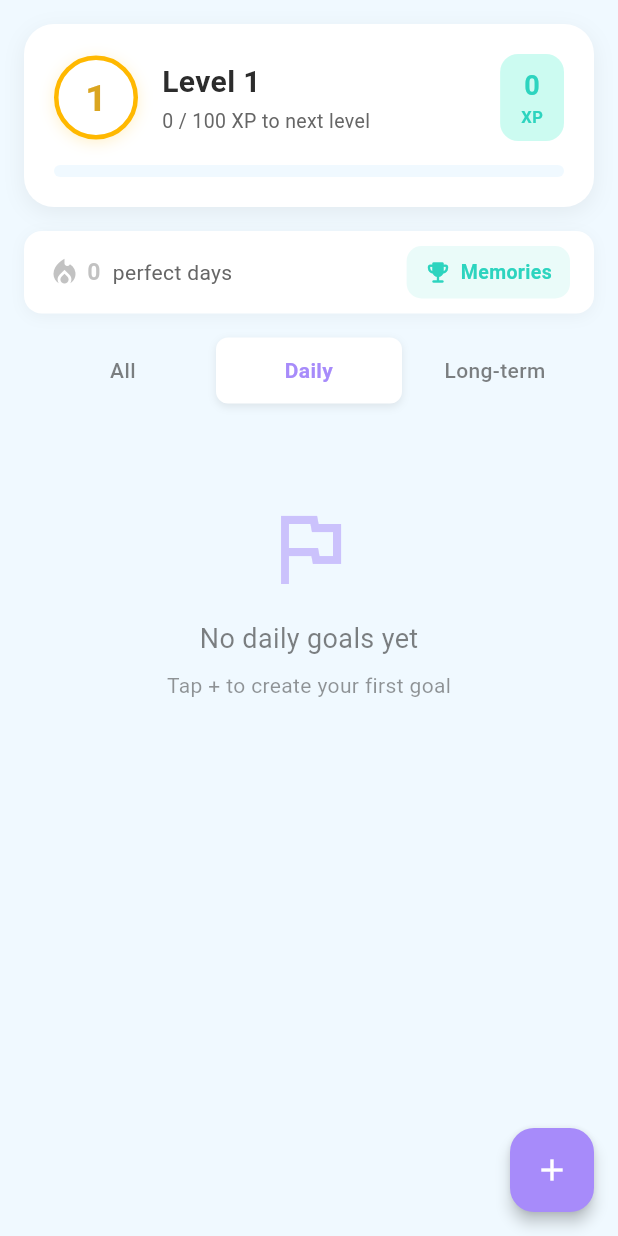
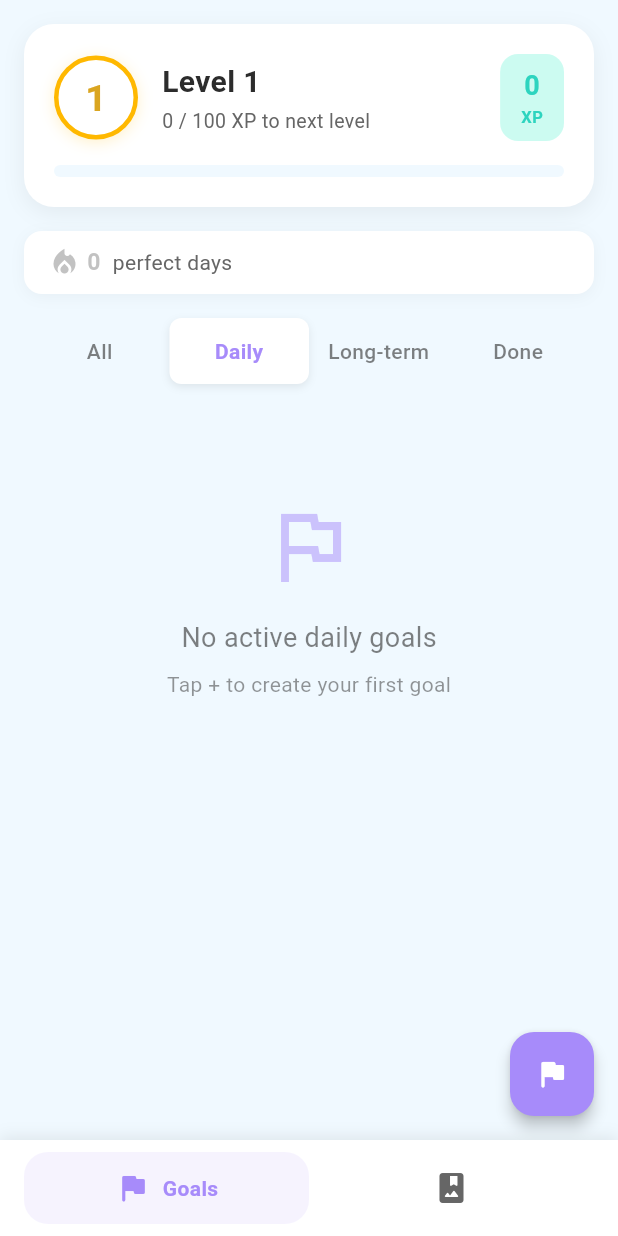
Before and after one commit to ptan24b58/catalist, a Flutter app: the screen it shows after launch, after a tap on "Daily", on a phone screen of 412 x 824 dp. Run offline on Flutter 3.47's test engine with Material 3 defaults, Android fonts, the phone set to English and light mode, and no system bars; our stand-ins replace image_picker, lottie, shared_preferences.

Commit message:
minor rework

```diff
--- a/lib/main.dart
+++ b/lib/main.dart
@@ -1,5 +1,5 @@
 import 'package:flutter/material.dart';
-import 'screens/goals_list_screen.dart';
+import 'screens/home_screen.dart';
 import 'services/widget_action_handler.dart';
 import 'utils/app_colors.dart';
 import 'utils/logger.dart';
@@ -34,7 +34,7 @@ class GoalTrackerApp extends StatelessWidget {
     return MaterialApp(
       title: 'Catalist',
       theme: _buildTheme(),
-      home: const GoalsListScreen(),
+      home: const HomeScreen(),
       debugShowCheckedModeBanner: false,
       onGenerateRoute: _handleDeepLink,
     );
--- a/lib/screens/goals_list_screen.dart
+++ b/lib/screens/goals_list_screen.dart
@@ -13,9 +13,8 @@ import '../widgets/gamification/xp_burst.dart';
 import '../widgets/celebration_overlay.dart';
 import 'add_goal_screen.dart';
 import 'goal_detail_screen.dart';
-import 'memories_screen.dart';
 
-enum GoalFilter { all, daily, longTerm }
+enum GoalFilter { all, daily, longTerm, completed }
 
 class GoalsListScreen extends StatefulWidget {
   const GoalsListScreen({super.key});
@@ -52,9 +51,10 @@ class _GoalsListScreenState extends State<GoalsListScreen> {
     }
     _lastFilter = _filter;
     _cachedFilteredGoals = switch (_filter) {
-      GoalFilter.all => _goals,
-      GoalFilter.daily => _goals.where((g) => g.goalType == GoalType.daily).toList(),
-      GoalFilter.longTerm => _goals.where((g) => g.goalType == GoalType.longTerm).toList(),
+      GoalFilter.all => _goals.where((g) => !g.isCompleted).toList(),
+      GoalFilter.daily => _goals.where((g) => g.goalType == GoalType.daily && !g.isCompleted).toList(),
+      GoalFilter.longTerm => _goals.where((g) => g.goalType == GoalType.longTerm && !g.isCompleted).toList(),
+      GoalFilter.completed => _goals.where((g) => g.isCompleted).toList(),
     };
     return _cachedFilteredGoals!;
   }
@@ -183,45 +183,6 @@ class _GoalsListScreenState extends State<GoalsListScreen> {
                               color: AppColors.textSecondary,
                             ),
                           ),
-                          const Spacer(),
-                          // Accomplishments gallery button
-                          Material(
-                            color: AppColors.xpGreen.withValues(alpha: 0.1),
-                            borderRadius: BorderRadius.circular(10),
-                            child: InkWell(
-                              onTap: () {
-                                Navigator.push(
-                                  context,
-                                  MaterialPageRoute(
-                                    builder: (context) => const MemoriesScreen(),
-                                  ),
-                                );
-                              },
-                              borderRadius: BorderRadius.circular(10),
-                              child: Padding(
-                                padding: const EdgeInsets.symmetric(horizontal: 12, vertical: 8),
-                                child: Row(
-                                  mainAxisSize: MainAxisSize.min,
-                                  children: [
-                                    Icon(
-                                      Icons.emoji_events_rounded,
-                                      size: 18,
-                                      color: AppColors.xpGreen,
-                                    ),
-                                    const SizedBox(width: 6),
-                                    Text(
-                                      'Memories',
-                                      style: TextStyle(
-                                        fontSize: 13,
-                                        fontWeight: FontWeight.w600,
-                                        color: AppColors.xpGreen,
-                                      ),
-                                    ),
-                                  ],
-                                ),
-                              ),
-                            ),
-                          ),
                         ],
                       ),
                     ),
@@ -252,7 +213,9 @@ class _GoalsListScreenState extends State<GoalsListScreen> {
             );
             await _loadGoals();
           },
-          child: const Icon(Icons.add),
+          backgroundColor: Theme.of(context).colorScheme.primary,
+          foregroundColor: Colors.white,
+          child: const Icon(Icons.flag_rounded),
         ),
       ),
     );
@@ -260,7 +223,7 @@ class _GoalsListScreenState extends State<GoalsListScreen> {
 
   Widget _buildFilterButtons() {
     return Container(
-      margin: const EdgeInsets.symmetric(horizontal: 16),
+      margin: const EdgeInsets.only(left: 16, right: 16, bottom: 12),
       padding: const EdgeInsets.all(4),
       decoration: BoxDecoration(
         color: Theme.of(context).colorScheme.surfaceContainerHighest,
@@ -276,6 +239,9 @@ class _GoalsListScreenState extends State<GoalsListScreen> {
           ),
           Expanded(
             child: _buildFilterButton('Long-term', GoalFilter.longTerm),
+          ),
+          Expanded(
+            child: _buildFilterButton('Done', GoalFilter.completed),
           ),
         ],
       ),
@@ -333,10 +299,18 @@ class _GoalsListScreenState extends State<GoalsListScreen> {
 
   Widget _buildEmptyState() {
     final message = switch (_filter) {
-      GoalFilter.all => 'No goals yet',
-      GoalFilter.daily => 'No daily goals yet',
-      GoalFilter.longTerm => 'No long-term goals yet',
+      GoalFilter.all => 'No active goals',
+      GoalFilter.daily => 'No active daily goals',
+      GoalFilter.longTerm => 'No active long-term goals',
+      GoalFilter.completed => 'No completed goals yet',
     };
+
+    final hint = _filter == GoalFilter.completed
+        ? 'Complete goals to see them here'
+        : 'Tap + to create your first goal';
+    final icon = _filter == GoalFilter.completed
+        ? Icons.emoji_events_outlined
+        : Icons.flag_outlined;
 
     return Center(
       child: Padding(
@@ -345,7 +319,7 @@ class _GoalsListScreenState extends State<GoalsListScreen> {
           mainAxisAlignment: MainAxisAlignment.start,
           children: [
             Icon(
-              Icons.flag_outlined,
+              icon,
               size: 64,
               color: Theme.of(context).colorScheme.primary.withValues(alpha: 0.5),
             ),
@@ -359,7 +333,7 @@ class _GoalsListScreenState extends State<GoalsListScreen> {
             ),
             const SizedBox(height: 8),
             Text(
-              'Tap + to create your first goal',
+              hint,
               style: TextStyle(
                 color: Theme.of(context).colorScheme.onSurface.withValues(alpha: 0.5),
               ),
--- /dev/null
+++ b/lib/screens/home_screen.dart
@@ -0,0 +1,113 @@
+import 'package:flutter/material.dart';
+import '../utils/app_colors.dart';
+import 'goals_list_screen.dart';
+import 'memories_screen.dart';
+
+class HomeScreen extends StatefulWidget {
+  const HomeScreen({super.key});
+
+  @override
+  State<HomeScreen> createState() => _HomeScreenState();
+}
+
+class _HomeScreenState extends State<HomeScreen> {
+  int _currentIndex = 0;
+
+  final List<Widget> _screens = const [
+    GoalsListScreen(),
+    MemoriesScreen(),
+  ];
+
+  @override
+  Widget build(BuildContext context) {
+    return Scaffold(
+      body: IndexedStack(
+        index: _currentIndex,
+        children: _screens,
+      ),
+      bottomNavigationBar: Container(
+        decoration: BoxDecoration(
+          color: Colors.white,
+          boxShadow: [
+            BoxShadow(
+              color: Colors.black.withValues(alpha: 0.08),
+              blurRadius: 8,
+              offset: const Offset(0, -2),
+            ),
+          ],
+        ),
+        child: SafeArea(
+          child: Padding(
+            padding: const EdgeInsets.symmetric(horizontal: 16, vertical: 8),
+            child: Row(
+              mainAxisAlignment: MainAxisAlignment.spaceAround,
+              children: [
+                _buildNavItem(
+                  index: 0,
+                  icon: Icons.flag_rounded,
+                  label: 'Goals',
+                ),
+                _buildNavItem(
+                  index: 1,
+                  icon: Icons.photo_album_rounded,
+                  label: 'Memories',
+                ),
+              ],
+            ),
+          ),
+        ),
+      ),
+    );
+  }
+
+  Widget _buildNavItem({
+    required int index,
+    required IconData icon,
+    required String label,
+  }) {
+    final isSelected = _currentIndex == index;
+
+    return Expanded(
+      child: InkWell(
+        onTap: () {
+          if (_currentIndex != index) {
+            setState(() => _currentIndex = index);
+          }
+        },
+        borderRadius: BorderRadius.circular(16),
+        child: AnimatedContainer(
+          duration: const Duration(milliseconds: 200),
+          padding: const EdgeInsets.symmetric(vertical: 12, horizontal: 16),
+          decoration: BoxDecoration(
+            color: isSelected
+                ? AppColors.primary.withValues(alpha: 0.1)
+                : Colors.transparent,
+            borderRadius: BorderRadius.circular(16),
+          ),
+          child: Row(
+            mainAxisAlignment: MainAxisAlignment.center,
+            mainAxisSize: MainAxisSize.min,
+            children: [
+              Icon(
+                icon,
+                size: 24,
+                color: isSelected ? AppColors.primary : AppColors.textSecondary,
+              ),
+              if (isSelected) ...[
+                const SizedBox(width: 8),
+                Text(
+                  label,
+                  style: TextStyle(
+                    fontSize: 14,
+                    fontWeight: FontWeight.w600,
+                    color: AppColors.primary,
+                  ),
+                ),
+              ],
+            ],
+          ),
+        ),
+      ),
+    );
+  }
+}
--- a/lib/screens/memories_screen.dart
+++ b/lib/screens/memories_screen.dart
@@ -68,21 +68,53 @@ class _MemoriesScreenState extends State<MemoriesScreen> {
 
     return Scaffold(
       backgroundColor: AppColors.surfaceTint,
-      appBar: AppBar(
-        title: const Text('Memories'),
-        centerTitle: true,
-        elevation: 0,
-        backgroundColor: Colors.transparent,
-        foregroundColor: theme.colorScheme.onSurface,
+      body: SafeArea(
+        child: _isLoading
+            ? const Center(child: CircularProgressIndicator())
+            : Column(
+                children: [
+                  // Header
+                  Padding(
+                    padding: const EdgeInsets.fromLTRB(20, 16, 20, 8),
+                    child: Row(
+                      children: [
+                        Container(
+                          padding: const EdgeInsets.all(10),
+                          decoration: BoxDecoration(
+                            color: AppColors.xpGreen.withValues(alpha: 0.1),
+                            borderRadius: BorderRadius.circular(12),
+                          ),
+                          child: Icon(
+                            Icons.photo_album_rounded,
+                            size: 24,
+                            color: AppColors.xpGreen,
+                          ),
+                        ),
+                        const SizedBox(width: 12),
+                        Text(
+                          'Memories',
+                          style: TextStyle(
+                            fontSize: 24,
+                            fontWeight: FontWeight.bold,
+                            color: theme.colorScheme.onSurface,
+                          ),
+                        ),
+                      ],
+                    ),
+                  ),
+                  Expanded(
+                    child: _memories.isEmpty
+                        ? _buildEmptyState(theme)
+                        : _buildGallery(theme),
+                  ),
+                ],
+              ),
       ),
-      body: _isLoading
-          ? const Center(child: CircularProgressIndicator())
-          : _memories.isEmpty
-              ? _buildEmptyState(theme)
-              : _buildGallery(theme),
       floatingActionButton: FloatingActionButton(
         onPressed: _addStandaloneMemory,
-        child: const Icon(Icons.add),
+        backgroundColor: AppColors.xpGreen,
+        foregroundColor: Colors.white,
+        child: const Icon(Icons.photo_album_rounded),
       ),
     );
   }
@@ -128,21 +160,20 @@ class _MemoriesScreenState extends State<MemoriesScreen> {
       slivers: [
         SliverToBoxAdapter(
           child: Padding(
-            padding: const EdgeInsets.fromLTRB(20, 16, 20, 8),
+            padding: const EdgeInsets.fromLTRB(20, 8, 20, 8),
             child: Row(
               children: [
                 const Icon(
                   Icons.auto_awesome,
-                  size: 20,
+                  size: 18,
                   color: AppColors.xpGreen,
                 ),
                 const SizedBox(width: 8),
                 Text(
-                  '${_memories.length} ${_memories.length == 1 ? 'Memory' : 'Memories'}',
+                  '${_memories.length} ${_memories.length == 1 ? 'memory' : 'memories'} captured',
                   style: TextStyle(
-                    fontSize: 16,
-                    fontWeight: FontWeight.w600,
-                    color: theme.colorScheme.onSurface,
+                    fontSize: 14,
+                    color: theme.colorScheme.onSurface.withValues(alpha: 0.6),
                   ),
                 ),
               ],
@@ -150,7 +181,7 @@ class _MemoriesScreenState extends State<MemoriesScreen> {
           ),
         ),
         SliverPadding(
-          padding: const EdgeInsets.all(16),
+          padding: const EdgeInsets.fromLTRB(16, 8, 16, 80),
           sliver: SliverList(
             delegate: SliverChildBuilderDelegate(
               (context, index) {
```
